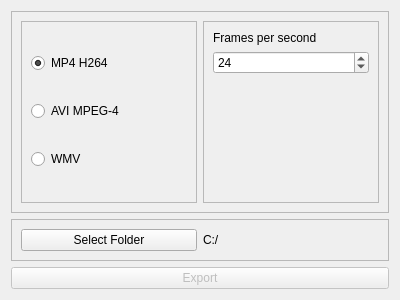
This is ffmpegexport.ui in Argasio/marionettaPlus as Qt 5 draws it before an edit. The edited form follows.
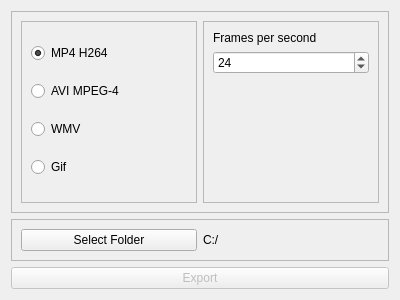
This is the edited form.

What changed in the file:
```diff
--- a/ffmpegexport.ui
+++ b/ffmpegexport.ui
@@ -56,6 +56,13 @@
            </property>
           </widget>
          </item>
+         <item>
+          <widget class="QRadioButton" name="gifRadioBtn">
+           <property name="text">
+            <string>Gif</string>
+           </property>
+          </widget>
+         </item>
         </layout>
        </widget>
       </item>
```
